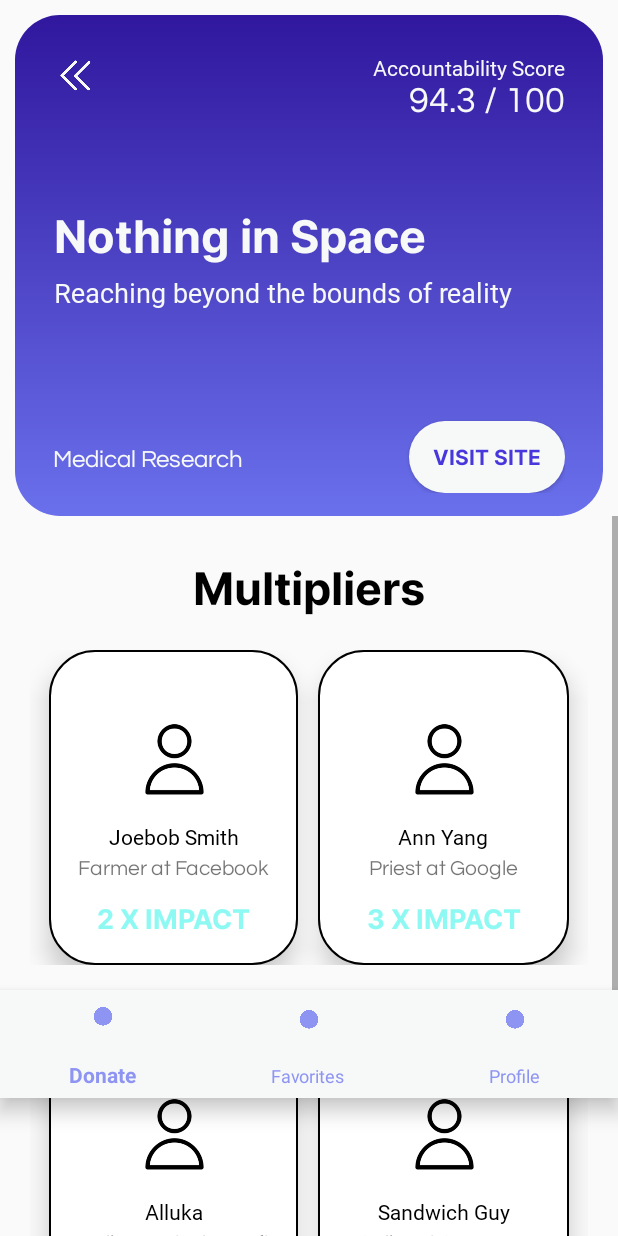
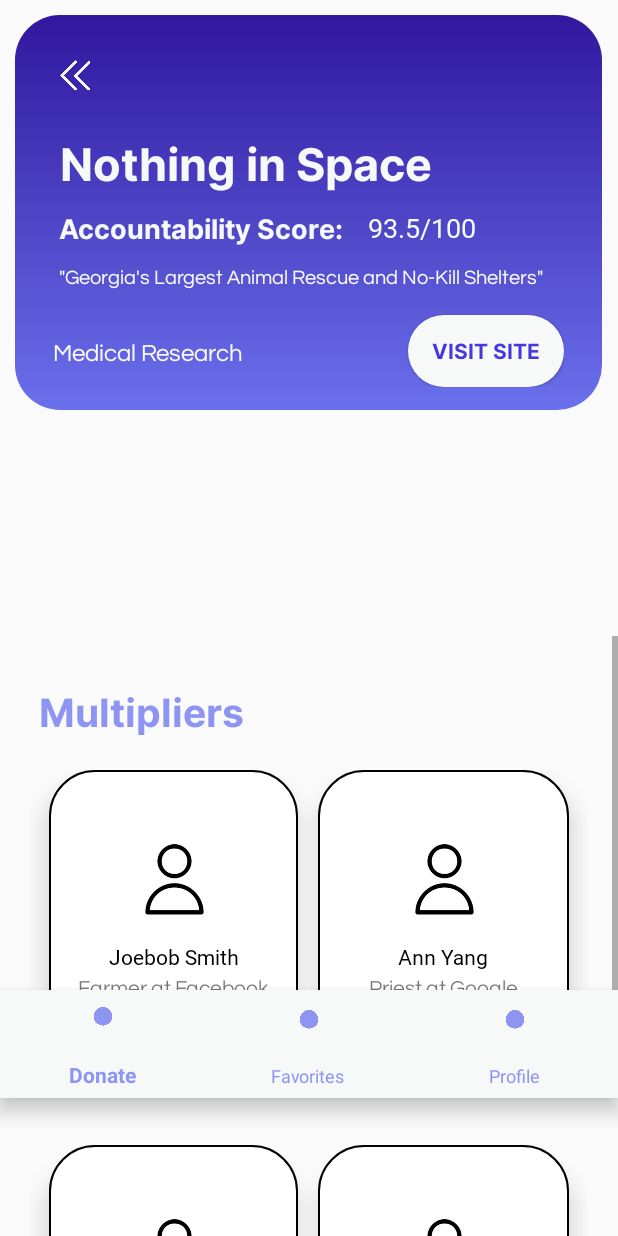
Before and after one commit to mulanz/dodoplier, an Android app: the OrganizationInfo screen opened directly, with no data from a screen before it, on a phone screen of 412 x 824 dp. Run offline under Robolectric (Android 15) with nearby library versions, the phone set to English and light mode, and no system bars.

Commit message:
changed up the organization info page a bit and started api

```diff
--- a/Dodoplier/app/src/main/java/com/example/dodoplier/ExploreCauses.java
+++ b/Dodoplier/app/src/main/java/com/example/dodoplier/ExploreCauses.java
@@ -5,6 +5,7 @@ import androidx.appcompat.app.AppCompatActivity;
 import android.content.Intent;
 import android.os.Bundle;
 import android.view.View;
+import android.widget.Button;
 
 public class ExploreCauses extends AppCompatActivity {
 
@@ -15,6 +16,13 @@ public class ExploreCauses extends AppCompatActivity {
     }
 
     public void causeClicked(View view) {
+        int categoryID;
+        switch (view.getId()) {
+            case R.id.animals:
+                categoryID = 1;
+            case R.id.arts:
+        }
+
         Intent goToOrgsExplorer = new Intent(this, ExploreOrganizations.class);
         startActivity(goToOrgsExplorer);
     }
--- a/Dodoplier/app/src/main/java/com/example/dodoplier/ExploreOrganizations.java
+++ b/Dodoplier/app/src/main/java/com/example/dodoplier/ExploreOrganizations.java
@@ -18,4 +18,9 @@ public class ExploreOrganizations extends AppCompatActivity {
         setContentView(R.layout.activity_explore_organizations);
     }
 
+    public void orgClicked(View view) {
+        Intent goToOrgPage = new Intent(this, OrganizationInfo.class);
+        startActivity(goToOrgPage);
+    }
+
 }
--- a/Dodoplier/app/src/main/java/com/example/dodoplier/OrganizationInfo.java
+++ b/Dodoplier/app/src/main/java/com/example/dodoplier/OrganizationInfo.java
@@ -16,27 +16,11 @@ public class OrganizationInfo extends AppCompatActivity {
         super.onCreate(savedInstanceState);
         setContentView(R.layout.activity_organization_info);
 
-        //add function to back button
-        ImageButton orgInfoBackBtn = (ImageButton) findViewById(R.id.orgInfoPageBackBtn);
-        orgInfoBackBtn.setOnClickListener(new View.OnClickListener() {
-            @Override
-            public void onClick(View view) {
-                //start ExploreOrganizations activity
-                Intent startIntent = new Intent(getApplicationContext(), ExploreOrganizations.class);
-                startActivity(startIntent);
-            }
-        });
+    }
 
-        //add function to clicking profiles
-        ConstraintLayout profile = (ConstraintLayout) findViewById(R.id.constraintLayout8);
-        profile.setOnClickListener(new View.OnClickListener() {
-            @Override
-            public void onClick(View view) {
-                //start profile activity
-                Intent startIntent = new Intent(getApplicationContext(), Profile.class);
-                startActivity(startIntent);
-            }
-        });
+    public void personClicked(View view) {
+        Intent goToProfile = new Intent(this, Profile.class);
+        startActivity(goToProfile);
     }
 
 }
--- a/Dodoplier/app/src/main/res/layout/activity_explore_organizations.xml
+++ b/Dodoplier/app/src/main/res/layout/activity_explore_organizations.xml
@@ -5,7 +5,7 @@
     android:id="@+id/profile"
     android:layout_width="match_parent"
     android:layout_height="match_parent"
-    tools:context=".Profile">
+    tools:context=".ExploreOrganizations">
 
     <com.google.android.material.bottomnavigation.BottomNavigationView
         android:id="@+id/bottom_navigation"
@@ -28,9 +28,10 @@
         android:layout_marginTop="16dp"
         android:layout_marginBottom="10dp"
         app:layout_constraintBottom_toTopOf="@+id/bottom_navigation"
+        app:layout_constraintEnd_toEndOf="parent"
+        app:layout_constraintStart_toStartOf="parent"
         app:layout_constraintTop_toTopOf="parent"
-        app:layout_constraintVertical_bias="0.604"
-        tools:layout_editor_absoluteX="2dp">
+        app:layout_constraintVertical_bias="0.604">
 
         <LinearLayout
             android:layout_width="match_parent"
@@ -66,7 +67,8 @@
                     style="@style/button_cap_text"
                     android:layout_width="match_parent"
                     android:layout_height="84dp"
-                    android:backgroundTint="@color/black"
+                    android:backgroundTint="@color/colorPrimary"
+                    android:onClick="orgClicked"
                     android:text="Alley Cat Allies"
                     android:textColor="@color/white" />
 
@@ -75,7 +77,8 @@
                     style="@style/button_cap_text"
                     android:layout_width="match_parent"
                     android:layout_height="84dp"
-                    android:backgroundTint="@color/black"
+                    android:backgroundTint="@color/colorPrimary"
+                    android:onClick="orgClicked"
                     android:text="Alley Cat Allies"
                     android:textColor="@color/white" />
 
@@ -84,7 +87,8 @@
                     style="@style/button_cap_text"
                     android:layout_width="match_parent"
                     android:layout_height="84dp"
-                    android:backgroundTint="@color/black"
+                    android:backgroundTint="@color/colorPrimary"
+                    android:onClick="orgClicked"
                     android:text="Alley Cat Allies"
                     android:textColor="@color/white" />
 
@@ -93,7 +97,8 @@
                     style="@style/button_cap_text"
                     android:layout_width="match_parent"
                     android:layout_height="84dp"
-                    android:backgroundTint="@color/black"
+                    android:backgroundTint="@color/colorPrimary"
+                    android:onClick="orgClicked"
                     android:text="Alley Cat Allies"
                     android:textColor="@color/white" />
 
@@ -102,7 +107,8 @@
                     style="@style/button_cap_text"
                     android:layout_width="match_parent"
                     android:layout_height="84dp"
-                    android:backgroundTint="@color/black"
+                    android:backgroundTint="@color/colorPrimary"
+                    android:onClick="orgClicked"
                     android:text="Alley Cat Allies"
                     android:textColor="@color/white" />
 
--- a/Dodoplier/app/src/main/res/layout/activity_organization_info.xml
+++ b/Dodoplier/app/src/main/res/layout/activity_organization_info.xml
@@ -7,10 +7,11 @@
     android:layout_height="match_parent"
     tools:context=".OrganizationInfo">
 
+
     <androidx.constraintlayout.widget.ConstraintLayout
         android:id="@+id/constraintLayout2"
-        android:layout_width="match_parent"
-        android:layout_height="0dp"
+        android:layout_width="391dp"
+        android:layout_height="263dp"
         android:layout_marginLeft="10dp"
         android:layout_marginTop="10dp"
         android:layout_marginRight="10dp"
@@ -21,10 +22,10 @@
         android:paddingBottom="15dp"
         app:layout_constraintBottom_toTopOf="@+id/constraintLayout4"
         app:layout_constraintEnd_toEndOf="parent"
-        app:layout_constraintHorizontal_bias="0.0"
+        app:layout_constraintHorizontal_bias="0.473"
         app:layout_constraintStart_toStartOf="parent"
         app:layout_constraintTop_toTopOf="parent"
-        app:layout_constraintVertical_bias="1.0">
+        app:layout_constraintVertical_bias="0.0">
 
         <ImageButton
             android:id="@+id/orgInfoPageBackBtn"
@@ -39,6 +40,7 @@
             android:id="@+id/orgPageTitle"
             android:layout_width="wrap_content"
             android:layout_height="wrap_content"
+            android:layout_marginStart="4dp"
             android:fontFamily="@font/inter_bold"
             android:gravity="center"
             android:maxWidth="300dp"
@@ -48,7 +50,68 @@
             app:layout_constraintBottom_toBottomOf="parent"
             app:layout_constraintStart_toStartOf="parent"
             app:layout_constraintTop_toTopOf="parent"
-            app:layout_constraintVertical_bias="0.4" />
+            app:layout_constraintVertical_bias="0.29" />
+
+        <TextView
+            android:id="@+id/orgPageTagline3"
+            android:layout_width="87dp"
+            android:layout_height="28dp"
+            android:layout_marginStart="8dp"
+            android:fontFamily="@font/inter"
+            android:gravity="center"
+            android:maxWidth="350dp"
+            android:shadowDx="3"
+            android:shadowDy="3"
+            android:shadowRadius="5"
+            android:text="93.5/100"
+            android:textAlignment="viewStart"
+            android:textColor="@color/white"
+            android:textSize="18sp"
+            android:visibility="visible"
+            app:layout_constraintBottom_toBottomOf="@+id/orgPageTagline"
+            app:layout_constraintStart_toEndOf="@+id/orgPageTagline"
+            app:layout_constraintTop_toTopOf="@+id/orgPageTagline"
+            app:layout_constraintVertical_bias="1.0" />
+
+        <TextView
+            android:id="@+id/orgPageTagline"
+            android:layout_width="198dp"
+            android:layout_height="27dp"
+            android:layout_marginStart="4dp"
+            android:layout_marginTop="8dp"
+            android:fontFamily="@font/inter_bold"
+            android:gravity="center"
+            android:maxWidth="350dp"
+            android:shadowDx="3"
+            android:shadowDy="3"
+            android:shadowRadius="5"
+            android:text="Accountability Score:"
+            android:textAlignment="viewStart"
+            android:textColor="@color/white"
+            android:textSize="18sp"
+            android:visibility="visible"
+            app:layout_constraintStart_toStartOf="parent"
+            app:layout_constraintTop_toBottomOf="@+id/orgPageTitle" />
+
+        <TextView
+            android:id="@+id/orgPageTagline4"
+            android:layout_width="351dp"
+            android:layout_height="38dp"
+            android:layout_marginStart="4dp"
+            android:layout_marginTop="36dp"
+            android:fontFamily="@font/questrial"
+            android:gravity="center"
+            android:maxWidth="350dp"
+            android:shadowDx="3"
+            android:shadowDy="3"
+            android:shadowRadius="5"
+            android:text="&quot;Georgia's Largest Animal Rescue and No-Kill Shelters&quot;"
+            android:textAlignment="viewStart"
+            android:textColor="@color/white"
+            android:textSize="13.5sp"
+            android:visibility="visible"
+            app:layout_constraintStart_toStartOf="parent"
+            app:layout_constraintTop_toBottomOf="@+id/orgPageTitle" />
 
         <TextView
             android:id="@+id/orgPageCause"
@@ -62,24 +125,6 @@
             android:textSize="16sp"
             app:layout_constraintBottom_toBottomOf="parent"
             app:layout_constraintStart_toStartOf="parent" />
-
-        <TextView
-            android:id="@+id/orgPageTagline"
-            android:layout_width="wrap_content"
-            android:layout_height="wrap_content"
-            android:layout_marginTop="4dp"
-            android:fontFamily="@font/inter"
-            android:gravity="center"
-            android:maxWidth="350dp"
-            android:shadowDx="3"
-            android:shadowDy="3"
-            android:shadowRadius="5"
-            android:text="Reaching beyond the bounds of reality "
-            android:textColor="@color/white"
-            android:textSize="18sp"
-            android:visibility="visible"
-            app:layout_constraintStart_toStartOf="parent"
-            app:layout_constraintTop_toBottomOf="@+id/orgPageTitle" />
 
         <Button
             android:id="@+id/learnMoreBtn"
@@ -98,34 +143,12 @@
             app:layout_constraintBottom_toBottomOf="parent"
             app:layout_constraintEnd_toEndOf="parent" />
 
-        <TextView
-            android:id="@+id/orgPageScore"
-            android:layout_width="wrap_content"
-            android:layout_height="wrap_content"
-            android:fontFamily="@font/questrial"
-            android:text="94.3 / 100"
-            android:textColor="@color/white"
-            android:textSize="24sp"
-            app:layout_constraintEnd_toEndOf="parent"
-            app:layout_constraintTop_toBottomOf="@+id/scoreLabel" />
-
-        <TextView
-            android:id="@+id/scoreLabel"
-            android:layout_width="wrap_content"
-            android:layout_height="wrap_content"
-            android:fontFamily="@font/inter"
-            android:text="Accountability Score"
-            android:textColor="@color/white"
-            app:layout_constraintEnd_toEndOf="parent"
-            app:layout_constraintTop_toTopOf="parent" />
-
     </androidx.constraintlayout.widget.ConstraintLayout>
-
 
     <androidx.constraintlayout.widget.ConstraintLayout
         android:id="@+id/constraintLayout4"
         android:layout_width="match_parent"
-        android:layout_height="480dp"
+        android:layout_height="400dp"
         app:layout_constraintBottom_toBottomOf="parent"
         app:layout_constraintEnd_toEndOf="parent"
         app:layout_constraintStart_toStartOf="parent">
@@ -133,8 +156,8 @@
         <ScrollView
             android:layout_width="match_parent"
             android:layout_height="match_parent"
-            tools:layout_editor_absoluteX="130dp"
-            tools:layout_editor_absoluteY="136dp">
+            app:layout_constraintTop_toTopOf="parent"
+            tools:layout_editor_absoluteX="130dp">
 
             <LinearLayout
                 android:layout_width="match_parent"
@@ -147,9 +170,11 @@
                     android:layout_height="69dp"
                     android:fontFamily="@font/inter_bold"
                     android:gravity="bottom|center_horizontal"
+                    android:paddingLeft="26dp"
                     android:text="Multipliers"
-                    android:textColor="#000000"
-                    android:textSize="30sp" />
+                    android:textAlignment="viewStart"
+                    android:textColor="@color/colorPrimary"
+                    android:textSize="26sp" />
 
                 <androidx.constraintlayout.widget.ConstraintLayout
                     android:layout_width="match_parent"
@@ -161,11 +186,12 @@
                         android:layout_width="167dp"
                         android:layout_height="match_parent"
                         android:background="@drawable/org_info_list_bg"
+                        android:elevation="10dp"
+                        android:onClick="personClicked"
                         app:layout_constraintEnd_toEndOf="parent"
                         app:layout_constraintHorizontal_bias="0.5"
                         app:layout_constraintStart_toEndOf="@+id/constraintLayout6"
-                        app:layout_constraintTop_toTopOf="parent"
-                        android:elevation="10dp">
+                        app:layout_constraintTop_toTopOf="parent">
 
                         <ImageView
                             android:id="@+id/imageView2"
@@ -220,11 +246,12 @@
                         android:layout_width="166dp"
                         android:layout_height="match_parent"
                         android:background="@drawable/org_info_list_bg"
+                        android:elevation="10dp"
+                        android:onClick="personClicked"
                         app:layout_constraintEnd_toStartOf="@+id/constraintLayout5"
                         app:layout_constraintHorizontal_bias="0.5"
                         app:layout_constraintStart_toStartOf="parent"
-                        app:layout_constraintTop_toTopOf="parent"
-                        android:elevation="10dp">
+                        app:layout_constraintTop_toTopOf="parent">
 
                         <ImageView
                             android:id="@+id/imageView"
@@ -285,11 +312,12 @@
                         android:layout_width="167dp"
                         android:layout_height="match_parent"
                         android:background="@drawable/org_info_list_bg"
+                        android:elevation="10dp"
+                        android:onClick="personClicked"
                         app:layout_constraintEnd_toEndOf="parent"
                         app:layout_constraintHorizontal_bias="0.5"
                         app:layout_constraintStart_toEndOf="@+id/constraintLayout8"
-                        app:layout_constraintTop_toTopOf="parent"
-                        android:elevation="10dp">
+                        app:layout_constraintTop_toTopOf="parent">
 
                         <ImageView
                             android:id="@+id/imageView4"
@@ -345,11 +373,12 @@
                         android:layout_width="166dp"
                         android:layout_height="match_parent"
                         android:background="@drawable/org_info_list_bg"
+                        android:elevation="10dp"
+                        android:onClick="personClicked"
                         app:layout_constraintEnd_toStartOf="@+id/constraintLayout7"
                         app:layout_constraintHorizontal_bias="0.5"
                         app:layout_constraintStart_toStartOf="parent"
-                        app:layout_constraintTop_toTopOf="parent"
-                        android:elevation="10dp">
+                        app:layout_constraintTop_toTopOf="parent">
 
                         <ImageView
                             android:id="@+id/imageView3"
--- a/Dodoplier/app/src/main/res/layout/activity_profile.xml
+++ b/Dodoplier/app/src/main/res/layout/activity_profile.xml
@@ -11,15 +11,17 @@
         android:id="@+id/bottom_navigation"
         android:layout_width="0dp"
         android:layout_height="72dp"
-        android:layout_marginTop="660dp"
         android:backgroundTint="@color/white"
         app:backgroundTint="@color/white"
         app:elevation="8dp"
         app:itemIconTint="@color/colorPrimary"
         app:itemRippleColor="@color/colorPrimary"
         app:itemTextColor="@color/colorPrimary"
+        app:layout_constraintBottom_toBottomOf="parent"
         app:layout_constraintEnd_toEndOf="parent"
+        app:layout_constraintHorizontal_bias="1.0"
         app:layout_constraintStart_toStartOf="parent"
         app:layout_constraintTop_toTopOf="parent"
+        app:layout_constraintVertical_bias="1.0"
         app:menu="@menu/bottom_navigation_menu" />
 </androidx.constraintlayout.widget.ConstraintLayout>
```
